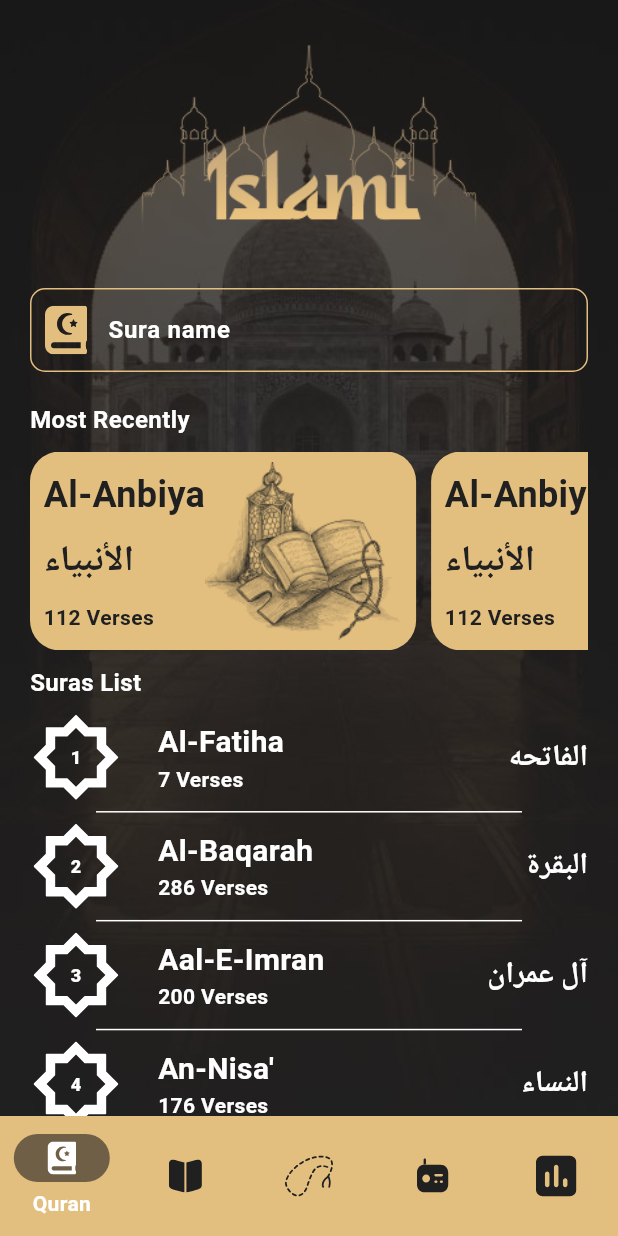
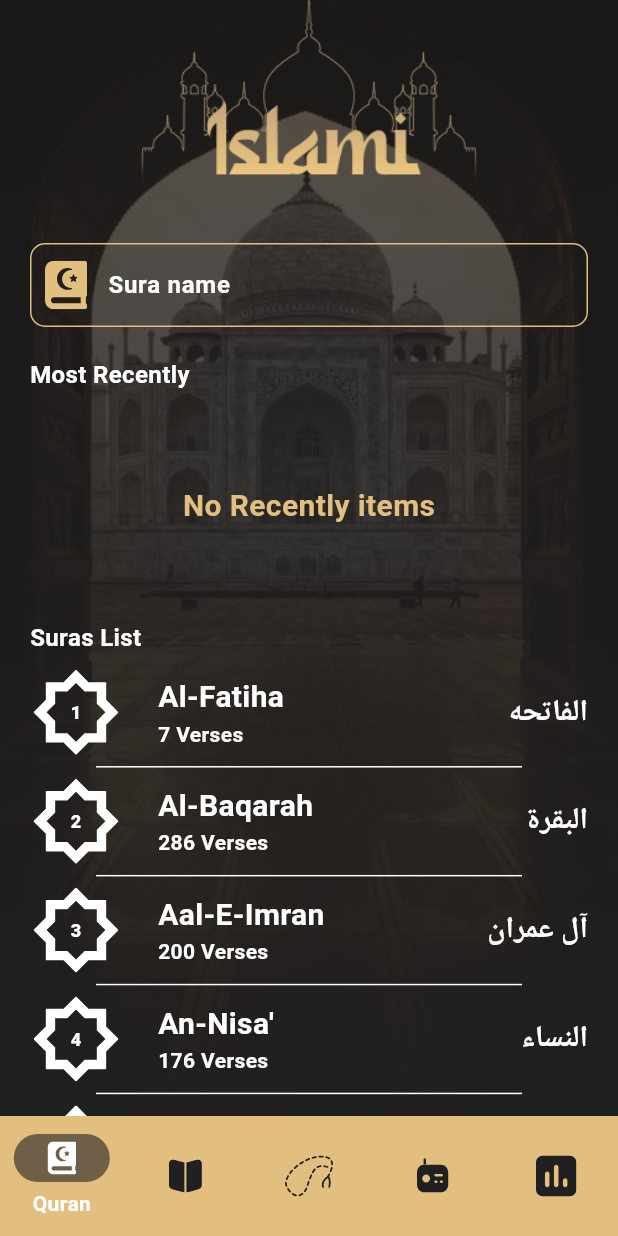
Before and after one commit to mo7amed-tarek/islami, a Flutter app: the HomeScreen screen opened directly, on a phone screen of 412 x 824 dp. Run offline on Flutter 3.47's test engine with Material 3 defaults, Android fonts, the light colour scheme and no system bars; our stand-ins replace flutter_svg, shared_preferences; accounts and stored records are empty.

Commit message:
+search +recently item

```diff
--- a/lib/main.dart
+++ b/lib/main.dart
@@ -1,7 +1,10 @@
 import 'package:flutter/material.dart';
 import 'package:islami/Onboarding%20_Screens/onboarding_screen.dart';
+import 'package:islami/style/prefs_manager.dart';
 
-void main() {
+Future<void> main() async {
+  WidgetsFlutterBinding.ensureInitialized();
+  await PrefsManager.init();
   runApp(const MyApp());
 }
 
--- /dev/null
+++ b/lib/style/prefs_manager.dart
@@ -0,0 +1,29 @@
+import 'package:islami/model/sura_model.dart';
+import 'package:islami/style/app_constants.dart';
+
+import 'package:shared_preferences/shared_preferences.dart';
+
+class PrefsManager {
+  static late SharedPreferences prefs;
+  static init() async {
+    prefs = await SharedPreferences.getInstance();
+  }
+
+  static saveMostRecently(List<SuraModel> mostRecent) {
+    List<String> newList =
+        mostRecent.map((suraModel) => suraModel.suraNameEn).toList();
+    prefs.setStringList("mostrecent", newList);
+  }
+
+  static List<SuraModel> getMostRecently() {
+    List<String> newList = prefs.getStringList("mostrecent") ?? [];
+    List<SuraModel> mostRecent = [];
+    for (int i = 0; i < newList.length; i++) {
+      SuraModel sura = AppConstants.surasList.firstWhere(
+        (sura) => sura.suraNameEn == newList[i],
+      );
+      mostRecent.add(sura);
+    }
+    return mostRecent;
+  }
+}
--- a/lib/ui/home/tabs/quran tab/quran_tab.dart
+++ b/lib/ui/home/tabs/quran tab/quran_tab.dart
@@ -1,13 +1,32 @@
+import 'package:flutter/cupertino.dart';
 import 'package:flutter/material.dart';
+import 'package:flutter/widgets.dart';
 import 'package:flutter_svg/flutter_svg.dart';
+import 'package:islami/model/sura_model.dart';
 import 'package:islami/style/app_constants.dart';
 import 'package:islami/style/color_manager.dart';
 import 'package:islami/style/methods.dart';
+import 'package:islami/style/prefs_manager.dart';
+import 'package:islami/ui/home/tabs/quran%20tab/quran_detels_screen.dart';
 import 'package:islami/ui/home/tabs/quran%20tab/recently_item.dart';
 import 'package:islami/ui/home/tabs/quran%20tab/sura_item.dart';
 
-class QuranTab extends StatelessWidget {
+class QuranTab extends StatefulWidget {
   const QuranTab({super.key});
+
+  @override
+  State<QuranTab> createState() => _QuranTabState();
+}
+
+class _QuranTabState extends State<QuranTab> {
+  String searchText = "";
+  List<SuraModel> searchSurasList = [];
+  List<SuraModel> mostRecently = [];
+  @override
+  void initState() {
+    super.initState();
+    mostRecently = PrefsManager.getMostRecently();
+  }
 
   @override
   Widget build(BuildContext context) {
@@ -27,11 +46,16 @@ class QuranTab extends StatelessWidget {
         padding: const EdgeInsets.symmetric(horizontal: 20),
         child: Column(
           children: [
-            SizedBox(height: 30),
             Image.asset("assets/imeges/islami.png", width: 299, height: 141),
             SizedBox(height: 21),
             TextField(
               cursorColor: ColorManager.primary,
+              onChanged: (value) {
+                setState(() {
+                  searchText = value;
+                  searchSura();
+                });
+              },
               style: TextStyle(
                 color: Colors.white,
                 fontWeight: FontWeight.w700,
@@ -64,6 +88,10 @@ class QuranTab extends StatelessWidget {
                 ),
               ),
             ),
+            Visibility(
+              visible: searchText.isEmpty,
+              child: Column(
+                children: [
                   SizedBox(height: 20),
                   Align(
                     alignment: AlignmentDirectional.centerStart,
@@ -79,11 +107,50 @@ class QuranTab extends StatelessWidget {
                   SizedBox(height: 10),
                   Container(
                     height: calculateHeight(150, screenHeight),
-              child: ListView.separated(
+                    child:
+                        mostRecently.isEmpty
+                            ? const Center(
+                              child: Text(
+                                "No Recently items",
+                                style: TextStyle(
+                                  color: ColorManager.primary,
+                                  fontSize: 20,
+                                  fontWeight: FontWeight.w700,
+                                ),
+                              ),
+                            )
+                            : ListView.separated(
                               scrollDirection: Axis.horizontal,
-                itemBuilder: (context, index) => RecentlyItem(),
-                separatorBuilder: (context, index) => SizedBox(width: 10),
-                itemCount: 10,
+                              itemBuilder:
+                                  (context, index) => GestureDetector(
+                                    onTap: () {
+                                      SuraModel clickedSura =
+                                          mostRecently[index];
+                                      if (!mostRecently.contains(clickedSura)) {
+                                        mostRecently.insert(0, clickedSura);
+                                      } else {
+                                        mostRecently.remove(clickedSura);
+                                        mostRecently.insert(0, clickedSura);
+                                      }
+                                      PrefsManager.saveMostRecently(
+                                        mostRecently,
+                                      );
+
+                                      Navigator.push(
+                                        context,
+                                        MaterialPageRoute(
+                                          builder:
+                                              (context) => QuranDetailsScreen(
+                                                suraModel: clickedSura,
+                                              ),
+                                        ),
+                                      );
+                                    },
+                                    child: RecentlyItem(mostRecently[index]),
+                                  ),
+                              separatorBuilder:
+                                  (context, index) => SizedBox(width: 10),
+                              itemCount: mostRecently.length,
                             ),
                   ),
                   SizedBox(height: 10),
@@ -98,17 +165,42 @@ class QuranTab extends StatelessWidget {
                       ),
                     ),
                   ),
+                ],
+              ),
+            ),
             SizedBox(height: 10),
             Expanded(
               child: ListView.separated(
                 itemBuilder:
-                    (context, index) => SuraItem(AppConstants.surasList[index]),
+                    (context, index) => SuraItem(
+                      suraModel:
+                          searchText.isNotEmpty
+                              ? searchSurasList[index]
+                              : AppConstants.surasList[index],
+                      onPress: () {
+                        SuraModel newSura =
+                            searchText.isNotEmpty
+                                ? searchSurasList[index]
+                                : AppConstants.surasList[index];
+                        if (!mostRecently.contains(newSura)) {
+                          mostRecently.insert(0, newSura);
+                        } else {
+                          mostRecently.remove(newSura);
+                          mostRecently.insert(0, newSura);
+                        }
+                        PrefsManager.saveMostRecently(mostRecently);
+                        setState(() {});
+                      },
+                    ),
                 separatorBuilder:
                     (context, index) => Padding(
                       padding: const EdgeInsets.symmetric(horizontal: 44),
                       child: Divider(color: Colors.white),
                     ),
-                itemCount: AppConstants.surasList.length,
+                itemCount:
+                    searchText.isNotEmpty
+                        ? searchSurasList.length
+                        : AppConstants.surasList.length,
               ),
             ),
           ],
@@ -116,4 +208,16 @@ class QuranTab extends StatelessWidget {
       ),
     );
   }
+
+  searchSura() {
+    if (searchText.isNotEmpty) {
+      searchSurasList = [];
+      for (int i = 0; i < AppConstants.surasList.length; i++) {
+        if (AppConstants.surasList[i].suraNameAr.contains(searchText) ||
+            AppConstants.surasList[i].suraNameEn.contains(searchText)) {
+          searchSurasList.add(AppConstants.surasList[i]);
         }
+      }
+    }
+  }
+}
--- a/lib/ui/home/tabs/quran tab/recently_item.dart
+++ b/lib/ui/home/tabs/quran tab/recently_item.dart
@@ -1,9 +1,11 @@
 import 'package:flutter/material.dart';
+import 'package:islami/model/sura_model.dart';
 import 'package:islami/style/color_manager.dart';
 
+// ignore: must_be_immutable
 class RecentlyItem extends StatelessWidget {
-  const RecentlyItem({super.key});
-
+  SuraModel suraModel;
+  RecentlyItem(this.suraModel);
   @override
   Widget build(BuildContext context) {
     return Container(
@@ -19,7 +21,7 @@ class RecentlyItem extends StatelessWidget {
             mainAxisAlignment: MainAxisAlignment.spaceAround,
             children: [
               Text(
-                "Al-Anbiya",
+                suraModel.suraNameEn,
                 style: TextStyle(
                   fontSize: 24,
                   fontWeight: FontWeight.w700,
@@ -27,7 +29,7 @@ class RecentlyItem extends StatelessWidget {
                 ),
               ),
               Text(
-                "الأنبياء",
+                suraModel.suraNameAr,
                 style: TextStyle(
                   fontSize: 24,
                   fontWeight: FontWeight.w700,
@@ -35,7 +37,7 @@ class RecentlyItem extends StatelessWidget {
                 ),
               ),
               Text(
-                "112 Verses  ",
+                "${suraModel.versesNumber} Verses  ",
                 style: TextStyle(
                   fontSize: 14,
                   fontWeight: FontWeight.w700,
--- a/lib/ui/home/tabs/quran tab/sura_item.dart
+++ b/lib/ui/home/tabs/quran tab/sura_item.dart
@@ -1,4 +1,3 @@
-import 'package:flutter/cupertino.dart';
 import 'package:flutter/material.dart';
 import 'package:flutter_svg/flutter_svg.dart';
 import 'package:islami/model/sura_model.dart';
@@ -8,7 +7,8 @@ import 'package:islami/ui/home/tabs/quran%20tab/quran_detels_screen.dart';
 // ignore: must_be_immutable
 class SuraItem extends StatelessWidget {
   SuraModel suraModel;
-  SuraItem(this.suraModel, {super.key});
+  void Function() onPress;
+  SuraItem({required this.suraModel, required this.onPress});
 
   @override
   Widget build(BuildContext context) {
@@ -16,6 +16,7 @@ class SuraItem extends StatelessWidget {
     double screenWidth = MediaQuery.of(context).size.width;
     return InkWell(
       onTap: () {
+        onPress();
         Navigator.of(context).push(
           MaterialPageRoute(
             builder: (context) => QuranDetailsScreen(suraModel: suraModel),
--- a/pubspec.yaml
+++ b/pubspec.yaml
@@ -34,6 +34,7 @@ dependencies:
   # The following adds the Cupertino Icons font to your application.
   # Use with the CupertinoIcons class for iOS style icons.
   cupertino_icons: ^1.0.8
+  shared_preferences: ^2.5.3
 
 dev_dependencies:
   flutter_test:
```
Also changed, not shown: pubspec.lock, 1 other file. Lines whose indentation alone changed are shown as unchanged.
